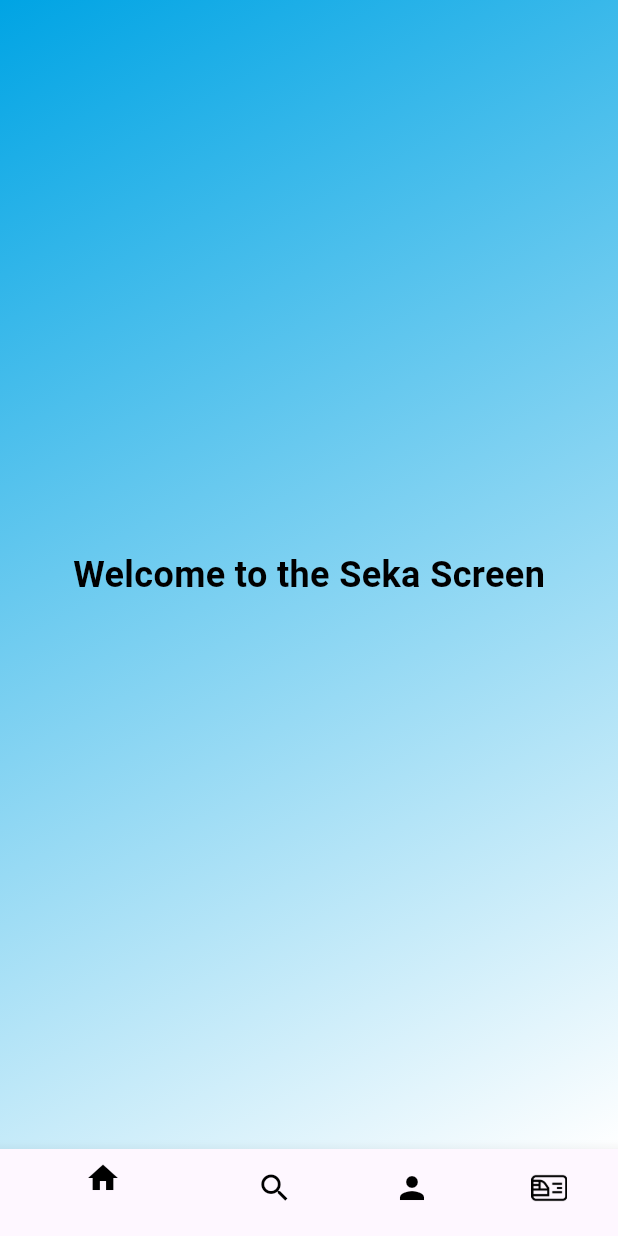
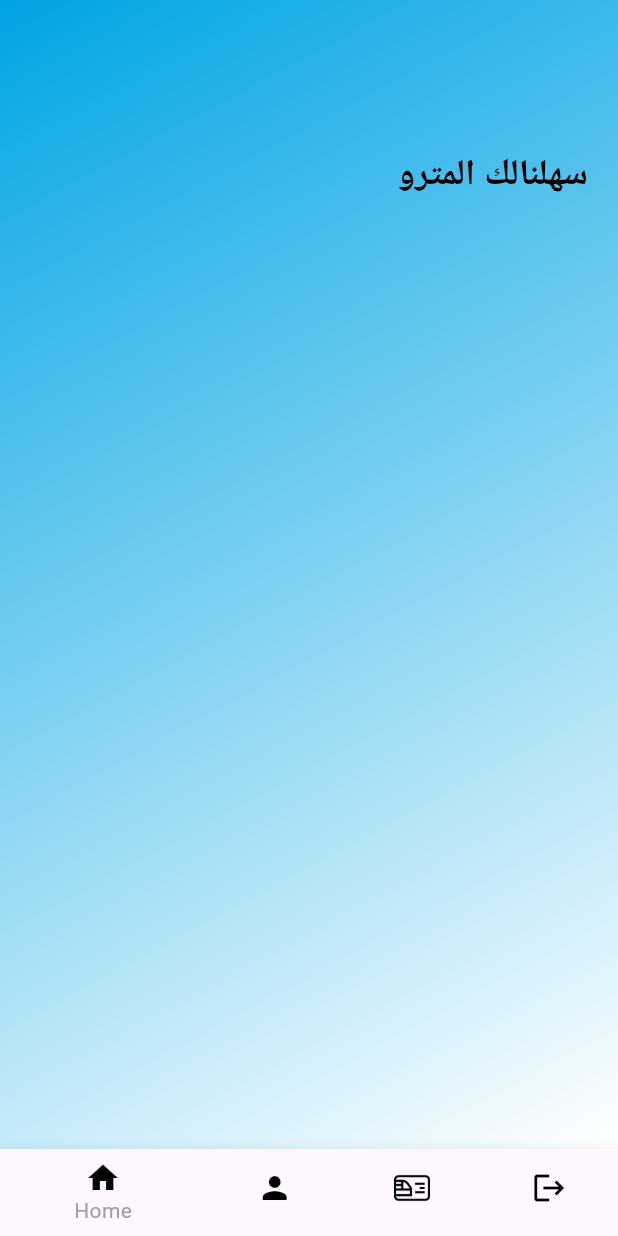
Before and after one commit to Amira-Tharwat/MetroApp-Flutter-, a Flutter app: the screen it shows after launch, after a tap on the "arrow forward" icon, on a phone screen of 412 x 824 dp. Run offline on Flutter 3.47's test engine with Material 3 defaults, Android fonts, the phone set to English and light mode, and no system bars.

Commit message:
HomePage SignIN and SignUp and SekaScreen

```diff
--- a/lib/SplashScreen.dart
+++ b/lib/SplashScreen.dart
@@ -40,7 +40,6 @@ class _SplashScreenState extends State<SplashScreen> {
             width: 300,
             height: 400,
             decoration: BoxDecoration(
-              // color: Colors.white,
               borderRadius: BorderRadius.circular(20),
             ),
             child: Column(
@@ -62,7 +61,10 @@ class HomeScreen extends StatelessWidget {
   @override
   Widget build(BuildContext context) {
     return Scaffold(
-      body: Container(
+      body: SafeArea(
+        child: SingleChildScrollView(
+          child: Container(
+            width: double.infinity, // Ensure full width
             decoration: BoxDecoration(
               gradient: LinearGradient(
                 begin: Alignment.topLeft,
@@ -73,17 +75,14 @@ class HomeScreen extends StatelessWidget {
                 ],
               ),
             ),
-        child: Align(
-          alignment: Alignment.topRight,
-          child: Padding(
-            padding: EdgeInsets.all(16.0),
-            child: Align(
-              alignment: Alignment.centerRight,
-              child: SizedBox(
-                width: 200,
-                height: 50,
+            child: Column(
+              mainAxisAlignment: MainAxisAlignment.start,
+              crossAxisAlignment: CrossAxisAlignment.end, // Align text to the right
+              children: [
+                Padding(
+                  padding: const EdgeInsets.only(top: 100, right: 20.0),
                   child: Text(
-                  'اهلا بك فالسكه',
+                    'اهلا بيك في عالسكه',
                     style: TextStyle(
                       fontSize: 16,
                       fontWeight: FontWeight.bold,
@@ -92,6 +91,94 @@ class HomeScreen extends StatelessWidget {
                     textAlign: TextAlign.right,
                   ),
                 ),
+                Padding(
+                  padding: const EdgeInsets.only(top: 150, right: 20.0),
+                  child: Text(
+                    'تسجيل الدخول',
+                    style: TextStyle(
+                      fontSize: 16,
+                      fontWeight: FontWeight.bold,
+                      color: Colors.black,
+                    ),
+                    textAlign: TextAlign.right,
+                  ),
+                ),
+                Padding(
+                  padding: const EdgeInsets.all(16.0),
+                  child: Column(
+                    mainAxisAlignment: MainAxisAlignment.center,
+                    children: [
+                      TextFormField(
+                        decoration: InputDecoration(
+                          border: OutlineInputBorder(
+                            borderRadius: BorderRadius.circular(20),
+                          ),
+                          labelText: "Email",
+                          prefixIcon: const Icon(Icons.email, color: Colors.black),
+                          labelStyle: const TextStyle(color: Colors.black),
+                          fillColor: Colors.white.withOpacity(0.2),
+                        ),
+                        style: TextStyle(color: Colors.black),
+                      ),
+                      const SizedBox(height: 16),
+                      TextFormField(
+                        decoration: InputDecoration(
+                          border: OutlineInputBorder(
+                            borderRadius: BorderRadius.circular(20),
+                          ),
+                          labelText: "Name",
+                          prefixIcon: const Icon(Icons.person, color: Colors.black),
+                          labelStyle: const TextStyle(color: Colors.black),
+                          fillColor: Colors.white.withOpacity(0.2),
+                        ),
+                        style: TextStyle(color: Colors.black),
+                      ),
+                      const SizedBox(height: 16),
+                      TextFormField(
+                        obscureText: true,
+                        decoration: InputDecoration(
+                          border: OutlineInputBorder(
+                            borderRadius: BorderRadius.circular(20),
+                          ),
+                          labelText: "Password",
+                          prefixIcon: const Icon(Icons.password, color: Colors.black),
+                          labelStyle: const TextStyle(color: Colors.black),
+                          fillColor: Colors.white.withOpacity(0.2),
+                        ),
+                        style: TextStyle(color: Colors.black),
+                      ),
+                      const SizedBox(height: 20),
+                    ],
+                  ),
+                ),
+                Padding(
+                  padding: const EdgeInsets.only(bottom: 100, right: 16.0), // Align to the right with some padding
+                  child: Column(
+                    crossAxisAlignment: CrossAxisAlignment.end, // Align to the right
+                    children: [
+                      Text(
+                        'ليس لديك حساب؟',
+                        style: TextStyle(
+                          fontSize: 16,
+                          fontWeight: FontWeight.bold,
+                          color: Colors.black,
+                        ),
+                        textAlign: TextAlign.right,
+                      ),
+                      SizedBox(height: 8),
+                      ElevatedButton(
+                        onPressed: () {
+                          Navigator.push(
+                            context,
+                            MaterialPageRoute(builder: (context) => SignUpScreen()),
+                          );
+                        },
+                        child: Text('انشاء حساب'),
+                      ),
+                    ],
+                  ),
+                ),
+              ],
             ),
           ),
         ),
@@ -109,11 +196,23 @@ class HomeScreen extends StatelessWidget {
   }
 }
 
+// Dummy SignUpScreen
+class SignUpScreen extends StatelessWidget {
+  @override
+  Widget build(BuildContext context) {
+    return Scaffold(
+      appBar: AppBar(title: Text('Sign Up')),
+      body: Center(
+        child: Text('Sign Up Page'),
+      ),
+    );
+  }
+}
+
 class SekaScreen extends StatefulWidget {
   @override
   _SekaScreenState createState() => _SekaScreenState();
 }
-
 
 class _SekaScreenState extends State<SekaScreen> {
   int _currentIndex = 0;
@@ -122,6 +221,7 @@ class _SekaScreenState extends State<SekaScreen> {
   Widget build(BuildContext context) {
     return Scaffold(
       body: Container(
+        width: double.infinity, // Ensure full width
         decoration: BoxDecoration(
           gradient: LinearGradient(
             begin: Alignment.topLeft,
@@ -132,40 +232,58 @@ class _SekaScreenState extends State<SekaScreen> {
             ],
           ),
         ),
-        child: Center(
+        child: Column(
+          mainAxisAlignment: MainAxisAlignment.start,
+          crossAxisAlignment: CrossAxisAlignment.end, // Align text to the right
+          children: [
+            Padding(
+              padding: const EdgeInsets.only(top: 100, right: 20.0),
               child: Text(
-            'Welcome to the Seka Screen',
+                'سهلنالك المترو',
                 style: TextStyle(
                   fontSize: 24,
                   fontWeight: FontWeight.bold,
                   color: Colors.black,
                 ),
+                textAlign: TextAlign.right,
               ),
+            ),
+          ],
         ),
       ),
       bottomNavigationBar: BottomNavigationBar(
         currentIndex: _currentIndex,
+        selectedItemColor: Colors.grey[500],
+        unselectedItemColor: Colors.black,
         onTap: (index) {
+          if (index == 3) { // Index of the Logout item
+            Navigator.pushReplacement(
+              context,
+              MaterialPageRoute(builder: (context) => HomeScreen()),
+            );
+          } else {
             setState(() {
               _currentIndex = index;
             });
+          }
         },
         items: [
           BottomNavigationBarItem(
-            icon: Icon(Icons.home,color: Colors.black),
+            icon: Icon(Icons.home, color: Colors.black),
             label: 'Home',
           ),
           BottomNavigationBarItem(
-            icon: Icon(Icons.search,color: Colors.black),
-            label: 'Search',
-          ),
-          BottomNavigationBarItem(
-            icon: Icon(Icons.person,color: Colors.black),
+            icon: Icon(Icons.person, color: Colors.black),
             label: 'Profile',
           ),
           BottomNavigationBarItem(
             icon: Image.asset('images/card.png', width: 24, height: 24),
-    label: 'Ticket'),
+            label: 'Ticket',
+          ),
+          BottomNavigationBarItem(
+            icon: Icon(Icons.logout, color: Colors.black),
+            label: 'LogOut',
+          ),
         ],
       ),
     );
```
Lines whose indentation alone changed are shown as unchanged.
